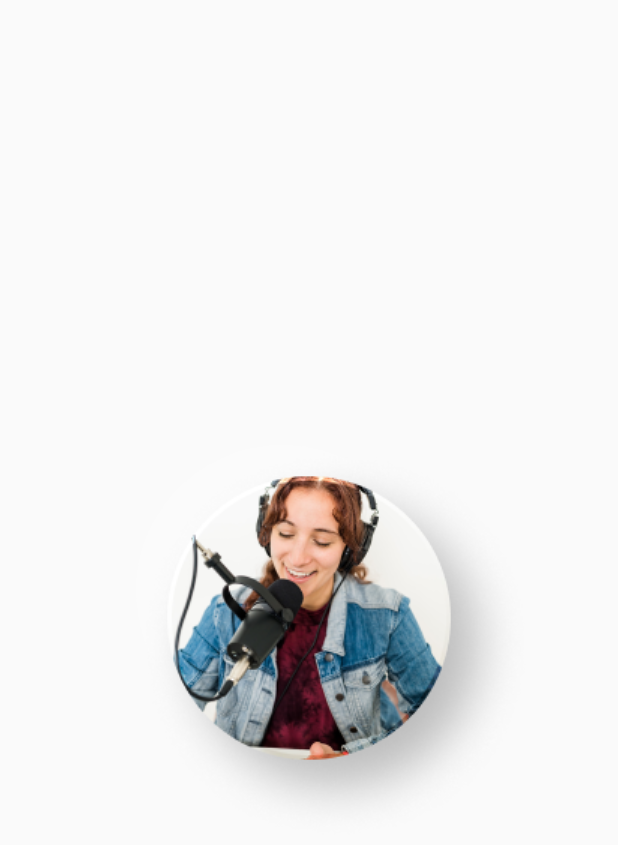
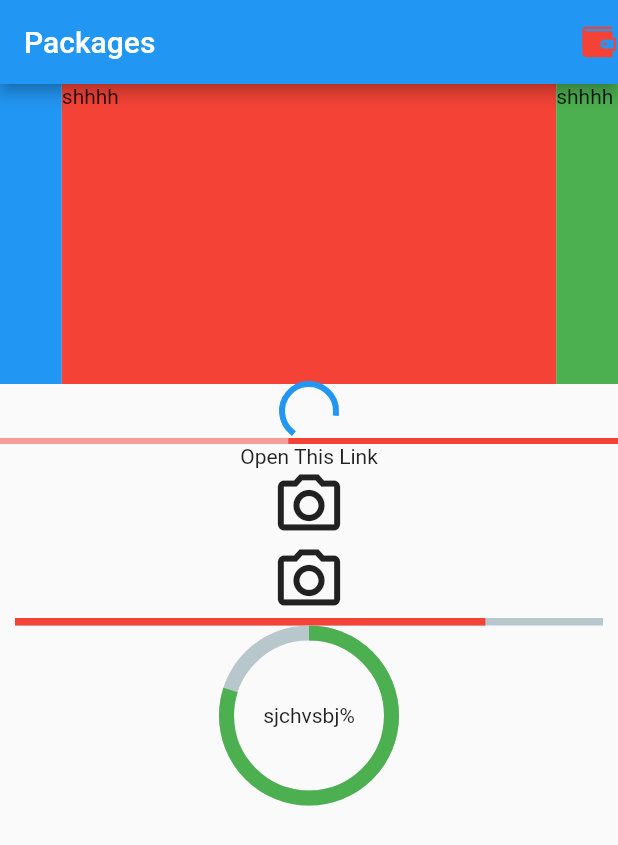
Before and after one commit to junaid140/flutter_course, a Flutter app: the first screen one second after launch, on a phone screen of 412 x 824 dp. Shown: the top 845 px of the screen. Run offline on Flutter 3.47's test engine with Material 2 defaults, Android fonts, the phone set to English and light mode, and no system bars; drawn by our look-alikes of carousel_slider, percent_indicator; our stand-ins replace camera, file_picker, flutter_svg, image_picker; missing offline and left inert: onboarding_intro_screen.

Commit message:
22-12-2022

```diff
--- a/lib/main.dart
+++ b/lib/main.dart
@@ -1,13 +1,19 @@
+import 'package:camera/camera.dart';
 import 'package:flutter/material.dart';
 import 'package:flutter_course/screens/animationscreens/animation_screen.dart';
 import 'package:flutter_course/screens/onboardingScreen/onboarding_screen.dart';
+import 'package:flutter_course/screens/packagesList.dart';
 import 'package:flutter_course/tab_bar_lecture.dart';
 
 import '19dec.dart';
 import 'buttons_lecture.dart';
 import 'form_widgets.dart';
+late List<CameraDescription> cameras;
 
-void main() {
+void main() async{
+  WidgetsFlutterBinding.ensureInitialized();
+
+  cameras = await availableCameras();
   runApp(const MyApp());
 }
 
@@ -23,7 +29,7 @@ class MyApp extends StatelessWidget {
       theme: ThemeData(
         primarySwatch: Colors.blue,
       ),
-      home:  SplashScreen(),
+      home:  PackagesExamples(),
     );
   }
 }
--- a/lib/screens/packagesList.dart
+++ b/lib/screens/packagesList.dart
@@ -8,3 +8,188 @@
 //grouped_list
 //flutter_rating_bar
 //flutter toast
+
+/* ----------- 22-dec-2022  */
+//url_luncher
+//Image_picker
+//file picker
+//camera
+//photo_view
+//percent_indicator
+
+
+/* task 22-dec - 2022 */
+
+
+
+//flutter_staggered_grid_view
+//avatar_circle_bapp
+//google_fonts
+//video_player
+//audioplayers
+//modal_bottom_sheet
+//animations
+
+
+/* task 23-dec - 2022 */
+
+//DataTable
+
+
+
+
+
+
+import 'dart:io';
+
+import 'package:camera/camera.dart';
+import 'package:carousel_slider/carousel_slider.dart';
+import 'package:file_picker/file_picker.dart';
+import'package:flutter/material.dart';
+import 'package:flutter_svg/flutter_svg.dart';
+import 'package:image_picker/image_picker.dart';
+import 'package:percent_indicator/percent_indicator.dart';
+import 'package:url_launcher/url_launcher.dart';
+
+import '../main.dart';
+
+class PackagesExamples extends StatefulWidget {
+  const PackagesExamples({Key? key}) : super(key: key);
+
+  @override
+  State<PackagesExamples> createState() => _PackagesExamplesState();
+}
+class _PackagesExamplesState extends State<PackagesExamples> {
+
+  File? selectImage;
+ late  CameraController controller;
+   @override
+  void initState() {
+    // TODO: implement initState
+     controller = CameraController(cameras![0], ResolutionPreset.max);
+     controller!.initialize().then((_) {
+       if (!mounted) {
+         return;
+       }
+       setState(() {});
+     }).catchError((Object e) {
+       if (e is CameraException) {
+         switch (e.code) {
+           case 'CameraAccessDenied':
+           // Handle access errors here.
+             break;
+           default:
+           // Handle other errors here.
+             break;
+         }
+       }
+     });
+    super.initState();
+  }
+
+  @override
+  Widget build(BuildContext context) {
+    if (!controller!.value.isInitialized) {
+      return Container();
+    }
+    return Scaffold(
+      appBar: AppBar(
+        title: Text("Packages"),
+        actions: [
+          SvgPicture.asset(
+            "assets/images/clarity_wallet-solid.svg",
+            color: Colors.red,
+
+        )],
+      ),
+      body: Column(
+        children: [
+          CarouselSlider(
+              items: [
+                Container(child: Text("shhhh"),
+                width: double.infinity,
+                decoration: BoxDecoration(
+                  color: Colors.red
+                ),
+                ),
+                Container(child: Text("shhhh"),
+                  width: double.infinity,
+
+                  decoration: BoxDecoration(
+                      color: Colors.green
+                  ),),
+                Container(
+                  child: Text("shhhh"),
+                  width: double.infinity,
+
+                  decoration: BoxDecoration(
+                      color: Colors.blue
+                  ),),
+               ],
+              options: CarouselOptions(
+                height: 200,
+                aspectRatio: 2,
+          )),
+          Center(child: CircularProgressIndicator()),
+          LinearProgressIndicator(color: Colors.red,
+            backgroundColor: Colors.red.withOpacity(0.5),),
+
+          GestureDetector(
+              onTap: ()async{
+
+              if (!await launchUrl(Uri.parse("https://google.com"),)) {
+              throw 'Could not launch ';
+              }
+              },
+              child: Text("Open This Link")),
+
+          GestureDetector(
+              onTap: ()async{
+                final ImagePicker _picker = ImagePicker();
+             var image =   await _picker.pickImage(source: ImageSource.gallery);
+                print(image!.path);
+                if(image.path.isNotEmpty){
+                  setState(() {
+                    selectImage = File(image.path);
+                  });
+                }
+
+              },
+              child: Container(child:selectImage==null? Icon(Icons.camera_alt_outlined,size: 50,):
+              Image.file(selectImage!))),
+          GestureDetector(
+              onTap: ()async{
+                final FilePickerResult? _picker = await FilePicker.platform.
+                pickFiles(
+
+                );
+             var image =   await _picker!.files.first;
+                print(image.path);
+                if(image.path!.isNotEmpty){
+                  setState(() {
+                    selectImage = File(image.path!);
+                  });
+                }
+
+              },
+              child: Container(child:selectImage==null? Icon(Icons.camera_alt_outlined,size: 50,):
+              Image.file(selectImage!))),
+          // CameraPreview(controller!)
+          LinearPercentIndicator(
+
+            percent: .80,
+          ),
+          CircularPercentIndicator(
+            radius: 60.0,
+            lineWidth: 10.0,
+            percent: .80,
+
+            center: new Text("sjchvsbj%"),
+            progressColor: Colors.green,
+          )
+
+        ],
+      ),
+    );
+  }
+}
```
Also changed, not shown: pubspec.yaml (+8 -0 lines), assets/images/clarity_wallet-solid.svg (added), pubspec.lock, 2 other files.
